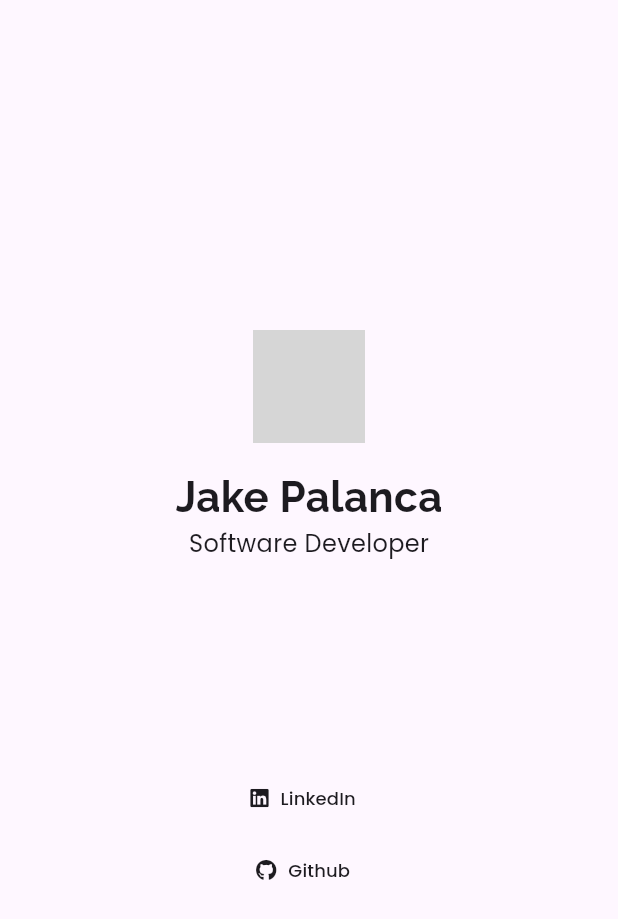
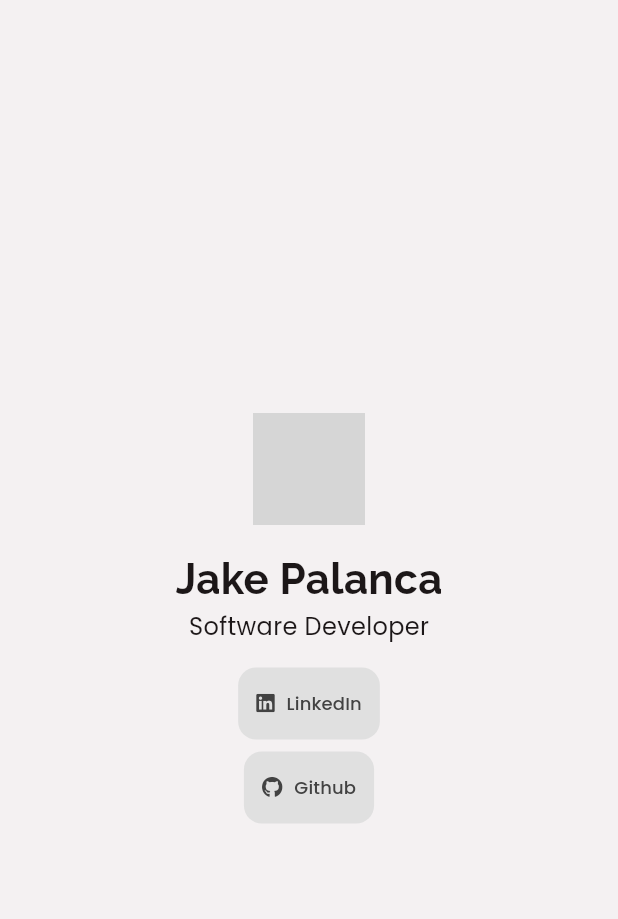
Before and after one commit to jakepalanca/portfolio, a Flutter app: the screen it shows after launch, after a tap on "LinkedIn", on a phone screen of 412 x 824 dp. Shown: the top 919 px of the screen. Run offline on Flutter 3.47's test engine with Material 3 defaults, Android fonts, the phone set to English and light mode, and no system bars; our stand-ins replace font_awesome_flutter, go_router, google_fonts; grey boxes are pictures that could not be loaded.

Commit message:
Added theme.dart and custom button type

```diff
--- /dev/null
+++ b/lib/components/hover_button.dart
@@ -0,0 +1,172 @@
+import 'package:flutter/material.dart';
+import 'package:font_awesome_flutter/font_awesome_flutter.dart';
+import 'package:google_fonts/google_fonts.dart';
+
+class HoverButton extends StatefulWidget {
+  final IconData icon;
+  final String label;
+  final VoidCallback onPressed;
+
+  const HoverButton({
+    super.key,
+    required this.icon,
+    required this.label,
+    required this.onPressed,
+  });
+
+  @override
+  HoverButtonState createState() => HoverButtonState();
+}
+
+class HoverButtonState extends State<HoverButton>
+    with SingleTickerProviderStateMixin {
+  bool _isHovering = false;
+
+  late AnimationController _controller;
+  late Animation<double> _borderAnimation;
+  late Animation<double> _backgroundColorAnimation;
+  late Animation<double> _iconSizeAnimation;
+  late Animation<double> _textSizeAnimation;
+  late Animation<Color?> _colorAnimation;
+
+  @override
+  void initState() {
+    super.initState();
+    _controller = AnimationController(
+      duration: const Duration(milliseconds: 300),
+      vsync: this,
+    );
+
+    final fastCurve = CurvedAnimation(
+      parent: _controller,
+      curve: Curves.easeInOut,
+    );
+
+    _borderAnimation = Tween<double>(begin: 0.0, end: 2.0).animate(fastCurve);
+    _backgroundColorAnimation =
+        Tween<double>(begin: 0.0, end: 1.0).animate(fastCurve);
+    _iconSizeAnimation = Tween<double>(begin: 14.0, end: 16.0)
+        .animate(fastCurve); // 2 units increase
+    _textSizeAnimation = Tween<double>(begin: 12.0, end: 14.0)
+        .animate(fastCurve); // 2 units increase
+    _colorAnimation =
+        ColorTween(begin: Colors.grey[800], end: Color(0xFFFF7A9A))
+            .animate(fastCurve);
+  }
+
+  void _handleHover(bool hovering) {
+    setState(() {
+      _isHovering = hovering;
+      if (hovering) {
+        _controller.forward();
+      } else {
+        _controller.reverse();
+      }
+    });
+  }
+
+  void _handleTap() {
+    setState(() {
+      _isHovering = true;
+    });
+    _controller.forward().then((_) {
+      Future.delayed(const Duration(milliseconds: 500), () {
+        if (mounted) {
+          setState(() {
+            _isHovering = false;
+          });
+          _controller.reverse();
+        }
+      });
+    });
+  }
+
+  @override
+  Widget build(BuildContext context) {
+    final primaryColor = Theme.of(context).colorScheme.primary;
+    final backgroundColor = Theme.of(context).scaffoldBackgroundColor;
+
+    return Flexible(
+      child: Row(
+        mainAxisSize: MainAxisSize.max,
+        mainAxisAlignment: MainAxisAlignment.center,
+        children: [
+          MouseRegion(
+            onEnter: (_) => _handleHover(true),
+            onExit: (_) => _handleHover(false),
+            child: GestureDetector(
+              onTap: () {
+                _handleTap();
+                widget.onPressed();
+              },
+              child: AnimatedBuilder(
+                animation: _controller,
+                builder: (context, child) {
+                  return Container(
+                    margin: EdgeInsets.all(
+                        _isHovering ? 4 : 0), // Margin change on hover
+                    decoration: BoxDecoration(
+                      border: Border.all(
+                        color: _isHovering ? primaryColor : Colors.transparent,
+                        width: _borderAnimation.value,
+                      ),
+                      borderRadius: BorderRadius.circular(12),
+                    ),
+                    child: Container(
+                      decoration: BoxDecoration(
+                        color: Color.lerp(Colors.grey[300], backgroundColor,
+                            _backgroundColorAnimation.value),
+                        borderRadius: BorderRadius.circular(
+                            12), // Ensure same radius as outer container
+                      ),
+                      child: TextButton.icon(
+                        onPressed: widget.onPressed,
+                        icon: FaIcon(
+                          widget.icon,
+                          size: _iconSizeAnimation.value,
+                          color: _colorAnimation.value,
+                        ),
+                        label: AnimatedBuilder(
+                          animation: _textSizeAnimation,
+                          builder: (context, child) {
+                            return Text(
+                              widget.label,
+                              style: GoogleFonts.poppins(
+                                fontSize: _textSizeAnimation.value,
+                                color: _colorAnimation.value,
+                              ),
+                            );
+                          },
+                        ),
+                        style: TextButton.styleFrom(
+                          foregroundColor: backgroundColor,
+                          backgroundColor: Colors
+                              .transparent, // Transparent to show custom background
+                          elevation: 0,
+                          shape: RoundedRectangleBorder(
+                            borderRadius:
+                                BorderRadius.circular(12), // Ensure same radius
+                          ),
+                          padding: const EdgeInsets.symmetric(
+                              vertical: 8, horizontal: 12),
+                          shadowColor:
+                              Colors.transparent, // Ensure no shadow is applied
+                        ),
+                      ),
+                    ),
+                  );
+                },
+              ),
+            ),
+          ),
+        ],
+      ),
+    );
+  }
+
+  @override
+  void dispose() {
+    _controller.dispose();
+    super.dispose();
+  }
+}
--- /dev/null
+++ b/lib/components/loading_widget.dart
@@ -0,0 +1,36 @@
+import 'package:flutter/material.dart';
+
+class LoadingScreen extends StatefulWidget {
+  const LoadingScreen({super.key});
+
+  @override
+  _LoadingScreenState createState() => _LoadingScreenState();
+}
+
+class _LoadingScreenState extends State<LoadingScreen> {
+  Color backgroundColor = Colors.white;
+
+  @override
+  void initState() {
+    super.initState();
+    // Delay the color change to allow for the transition
+    WidgetsBinding.instance.addPostFrameCallback((_) {
+      setState(() {
+        backgroundColor = Theme.of(context).scaffoldBackgroundColor;
+      });
+    });
+  }
+
+  @override
+  Widget build(BuildContext context) {
+    return Scaffold(
+      body: AnimatedContainer(
+        duration: const Duration(seconds: 2),
+        color: backgroundColor,
+        child: const Center(
+          child: CircularProgressIndicator(),
+        ),
+      ),
+    );
+  }
+}
--- a/lib/main.dart
+++ b/lib/main.dart
@@ -1,25 +1,48 @@
 import 'package:flutter/material.dart';
 import 'package:flutter_localizations/flutter_localizations.dart';
-import 'package:flutter_web_plugins/url_strategy.dart';
 import 'package:go_router/go_router.dart';
+import 'package:jakepalanca/components/loading_widget.dart';
 import 'package:jakepalanca/pages/homepage/home_page_widget.dart';
+import 'package:jakepalanca/theme/theme.dart';
 
 void main() async {
   WidgetsFlutterBinding.ensureInitialized();
   GoRouter.optionURLReflectsImperativeAPIs = true;
-  usePathUrlStrategy();
 
   runApp(MyApp());
 }
 
-class MyApp extends StatelessWidget {
+class MyApp extends StatefulWidget {
+  const MyApp({super.key});
+
+  @override
+  _MyAppState createState() => _MyAppState();
+}
+
+class _MyAppState extends State<MyApp> {
+  bool _isInitialized = false;
+
+  @override
+  void initState() {
+    super.initState();
+    _initializeApp();
+  }
+
+  Future<void> _initializeApp() async {
+    // Simulate some loading time
+    await Future.delayed(const Duration(seconds: 2));
+    setState(() {
+      _isInitialized = true;
+    });
+  }
+
   @override
   Widget build(BuildContext context) {
     return MaterialApp(
-      title: 'My App',
-      theme: ThemeData(
-        primarySwatch: Colors.blue,
-      ),
+      title: 'Jake Palanca\'s Portfolio',
+      theme: appTheme,
+      darkTheme: darkTheme,
+      themeMode: ThemeMode.system, // Use system theme mode
       localizationsDelegates: const [
         GlobalMaterialLocalizations.delegate,
         GlobalWidgetsLocalizations.delegate,
@@ -29,7 +52,7 @@ class MyApp extends StatelessWidget {
         Locale('en', ''), // English, no country code
         // Add other supported locales here
       ],
-      home: HomePageWidget(),
+      home: _isInitialized ? const HomePageWidget() : const LoadingScreen(),
     );
   }
 }
--- a/lib/pages/homepage/home_page_model.dart
+++ b/lib/pages/homepage/home_page_model.dart
@@ -1,8 +1,6 @@
 import 'package:flutter/material.dart';
 
 class HomePageModel extends ChangeNotifier {
-  ///  State fields for stateful widgets in this page.
-
   final unfocusNode = FocusNode();
 
   void initState(BuildContext context) {}
--- a/lib/pages/homepage/home_page_widget.dart
+++ b/lib/pages/homepage/home_page_widget.dart
@@ -1,11 +1,11 @@
 import 'package:flutter/material.dart';
 import 'package:font_awesome_flutter/font_awesome_flutter.dart';
 import 'package:google_fonts/google_fonts.dart';
+import 'package:jakepalanca/components/hover_button.dart';
 import 'package:url_launcher/url_launcher.dart';
 import 'home_page_model.dart';
 
-final Uri _linkedIn =
-    Uri.parse('https://www.linkedin.com/in/jake-palanca-549b462b');
+final Uri _linkedIn = Uri.parse('https://www.linkedin.com/in/jakepalanca');
 final Uri _github = Uri.parse('https://github.com/jakepalanca');
 
 class HomePageWidget extends StatefulWidget {
@@ -23,7 +23,6 @@ class _HomePageWidgetState extends State<HomePageWidget>
   late AnimationController _controller;
   late Animation<double> _fadeAnimation;
   late Animation<Offset> _moveAnimation;
-  late Animation<double> _scaleAnimation;
 
   @override
   void initState() {
@@ -42,17 +41,11 @@ class _HomePageWidgetState extends State<HomePageWidget>
       curve: Curves.easeInOut,
     ));
 
-    _moveAnimation =
-        Tween<Offset>(begin: Offset(0.0, 100.0), end: Offset(0.0, 0.0))
+    _moveAnimation = Tween<Offset>(
+            begin: const Offset(0.0, 0.2), end: const Offset(0.0, 0.0))
         .animate(CurvedAnimation(
       parent: _controller,
       curve: Curves.easeInOut,
-    ));
-
-    _scaleAnimation =
-        Tween<double>(begin: 0.0, end: 1.0).animate(CurvedAnimation(
-      parent: _controller,
-      curve: Curves.easeOut,
     ));
 
     WidgetsBinding.instance.addPostFrameCallback((_) {
@@ -76,25 +69,16 @@ class _HomePageWidgetState extends State<HomePageWidget>
       child: Scaffold(
         key: scaffoldKey,
         backgroundColor: Theme.of(context).scaffoldBackgroundColor,
-        body: Column(
-          mainAxisSize: MainAxisSize.max,
-          children: [
-            Expanded(
-              flex: 1,
-              child: Container(
-                decoration: BoxDecoration(),
+        body: Center(
+          child: SlideTransition(
+            position: _moveAnimation,
+            child: FadeTransition(
+              opacity: _fadeAnimation,
               child: Column(
-                  mainAxisSize: MainAxisSize.max,
-                  mainAxisAlignment: MainAxisAlignment.center,
-                  crossAxisAlignment: CrossAxisAlignment.stretch,
-                  children: [
-                    const Spacer(),
-                    Row(
-                      mainAxisSize: MainAxisSize.max,
+                mainAxisSize: MainAxisSize.min,
                 mainAxisAlignment: MainAxisAlignment.center,
                 children: [
-                        Flexible(
-                          child: ClipRRect(
+                  ClipRRect(
                     borderRadius: BorderRadius.circular(64),
                     child: Image.asset(
                       'assets/images/avatar.png',
@@ -103,101 +87,41 @@ class _HomePageWidgetState extends State<HomePageWidget>
                       fit: BoxFit.cover,
                     ),
                   ),
-                        ),
-                      ],
-                    ),
                   Padding(
-                      padding:
-                          const EdgeInsetsDirectional.fromSTEB(0, 16, 0, 0),
-                      child: Row(
-                        mainAxisSize: MainAxisSize.max,
-                        mainAxisAlignment: MainAxisAlignment.center,
-                        children: [
-                          Text(
+                    padding: const EdgeInsetsDirectional.fromSTEB(0, 16, 0, 0),
+                    child: Text(
                       'Jake Palanca',
                       style: GoogleFonts.raleway(
                         fontSize: 28,
                         fontWeight: FontWeight.bold,
+                        color: Theme.of(context).textTheme.displayLarge?.color,
                       ),
+                    ),
+                  ),
+                  Text(
+                    'Software Developer',
+                    style: GoogleFonts.poppins(
+                      color: Theme.of(context).textTheme.bodyLarge?.color,
+                      fontSize: 16,
+                    ),
+                  ),
+                  const SizedBox(height: 16),
+                  HoverButton(
+                    icon: FontAwesomeIcons.linkedin,
+                    label: 'LinkedIn',
+                    onPressed: _launchLinkedIn,
+                  ),
+                  const SizedBox(height: 8), // Space between buttons
+                  HoverButton(
+                    icon: FontAwesomeIcons.github,
+                    label: 'Github',
+                    onPressed: _launchGithub,
                   ),
                 ],
               ),
             ),
-                    Row(
-                      mainAxisSize: MainAxisSize.max,
-                      mainAxisAlignment: MainAxisAlignment.center,
-                      children: [
-                        Text(
-                          'Software Developer',
-                          style: GoogleFonts.poppins(
-                            color:
-                                Theme.of(context).textTheme.bodyMedium?.color,
-                            fontSize: 16,
           ),
         ),
-                      ],
-                    ),
-                    const Spacer(),
-                    Flexible(
-                      child: Row(
-                        mainAxisSize: MainAxisSize.max,
-                        mainAxisAlignment: MainAxisAlignment.center,
-                        children: [
-                          ElevatedButton.icon(
-                            onPressed: () => _launchLinkedIn(),
-                            icon: const FaIcon(FontAwesomeIcons.linkedin,
-                                size: 14),
-                            label: Text('LinkedIn',
-                                style: GoogleFonts.poppins(fontSize: 12)),
-                            style: ElevatedButton.styleFrom(
-                              foregroundColor:
-                                  Theme.of(context).textTheme.bodyMedium?.color,
-                              backgroundColor:
-                                  Theme.of(context).scaffoldBackgroundColor,
-                              elevation: 0,
-                              shape: RoundedRectangleBorder(
-                                borderRadius: BorderRadius.circular(8),
-                              ),
-                            ),
-                          ),
-                        ],
-                      ),
-                    ),
-                    Flexible(
-                      child: Row(
-                        mainAxisSize: MainAxisSize.max,
-                        mainAxisAlignment: MainAxisAlignment.center,
-                        children: [
-                          ElevatedButton.icon(
-                            onPressed: () => _launchGithub(),
-                            icon:
-                                const FaIcon(FontAwesomeIcons.github, size: 14),
-                            label: Text('Github',
-                                style: GoogleFonts.poppins(fontSize: 12)),
-                            style: ElevatedButton.styleFrom(
-                              foregroundColor:
-                                  Theme.of(context).textTheme.bodyMedium?.color,
-                              backgroundColor:
-                                  Theme.of(context).scaffoldBackgroundColor,
-                              elevation: 0,
-                              shape: RoundedRectangleBorder(
-                                borderRadius: BorderRadius.circular(8),
-                              ),
-                            ),
-                          ),
-                        ],
-                      ),
-                    ),
-                    const Spacer(),
-                  ],
-                ),
-              ),
-            ),
-          ],
-        )
-            .fadeTransition(_fadeAnimation)
-            .moveTransition(_moveAnimation)
-            .scaleTransition(_scaleAnimation),
       ),
     );
   }
@@ -210,10 +134,6 @@ extension on Widget {
 
   Widget moveTransition(Animation<Offset> animation) {
     return SlideTransition(position: animation, child: this);
-  }
-
-  Widget scaleTransition(Animation<double> animation) {
-    return ScaleTransition(scale: animation, child: this);
   }
 }
 
--- /dev/null
+++ b/lib/theme/theme.dart
@@ -0,0 +1,78 @@
+import 'package:flutter/material.dart';
+
+const Color primaryColor = Color(0xFFFF7A9A);
+const Color darkDarkGrey = Color(0xFF1C1718); // Corrected the Color value
+const Color lessDarkGrey = Color(0xFF3D292E); // Corrected the Color value
+const Color whiteWithRedTint = Color(0xFFF4F1F2); // Corrected the Color value
+
+final ThemeData appTheme = ThemeData(
+  primaryColor: primaryColor,
+  scaffoldBackgroundColor: whiteWithRedTint,
+  colorScheme: ColorScheme.light(
+    primary: primaryColor,
+    secondary: lessDarkGrey,
+    surface: whiteWithRedTint,
+    background: whiteWithRedTint,
+    onPrimary: Colors.white,
+    onSecondary: Colors.black,
+    onSurface: darkDarkGrey,
+  ),
+  textTheme: const TextTheme(
+    displayLarge: TextStyle(color: darkDarkGrey),
+    displayMedium: TextStyle(color: darkDarkGrey),
+    bodyLarge: TextStyle(color: darkDarkGrey),
+    bodyMedium: TextStyle(color: darkDarkGrey),
+  ),
+  elevatedButtonTheme: ElevatedButtonThemeData(
+    style: ButtonStyle(
+      backgroundColor: MaterialStateProperty.resolveWith<Color>((states) {
+        if (states.contains(MaterialState.hovered)) {
+          return primaryColor;
+        }
+        return Colors.grey[300]!;
+      }),
+      foregroundColor: MaterialStateProperty.resolveWith<Color>((states) {
+        if (states.contains(MaterialState.hovered)) {
+          return Colors.white;
+        }
+        return darkDarkGrey;
+      }),
+    ),
+  ),
+);
+
+final ThemeData darkTheme = ThemeData(
+  primaryColor: primaryColor,
+  scaffoldBackgroundColor: darkDarkGrey,
+  colorScheme: ColorScheme.dark(
+    primary: primaryColor,
+    secondary: lessDarkGrey,
+    surface: darkDarkGrey,
+    background: darkDarkGrey,
+    onPrimary: Colors.white,
+    onSecondary: Colors.white,
+    onSurface: whiteWithRedTint,
+  ),
+  textTheme: const TextTheme(
+    displayLarge: TextStyle(color: whiteWithRedTint),
+    displayMedium: TextStyle(color: whiteWithRedTint),
+    bodyLarge: TextStyle(color: whiteWithRedTint),
+    bodyMedium: TextStyle(color: whiteWithRedTint),
+  ),
+  elevatedButtonTheme: ElevatedButtonThemeData(
+    style: ButtonStyle(
+      backgroundColor: MaterialStateProperty.resolveWith<Color>((states) {
+        if (states.contains(MaterialState.hovered)) {
+          return primaryColor;
+        }
+        return Colors.grey[700]!;
+      }),
+      foregroundColor: MaterialStateProperty.resolveWith<Color>((states) {
+        if (states.contains(MaterialState.hovered)) {
+          return Colors.white;
+        }
+        return whiteWithRedTint;
+      }),
+    ),
+  ),
+);
```
Also changed, not shown: 7 other files. Lines whose indentation alone changed are shown as unchanged.
